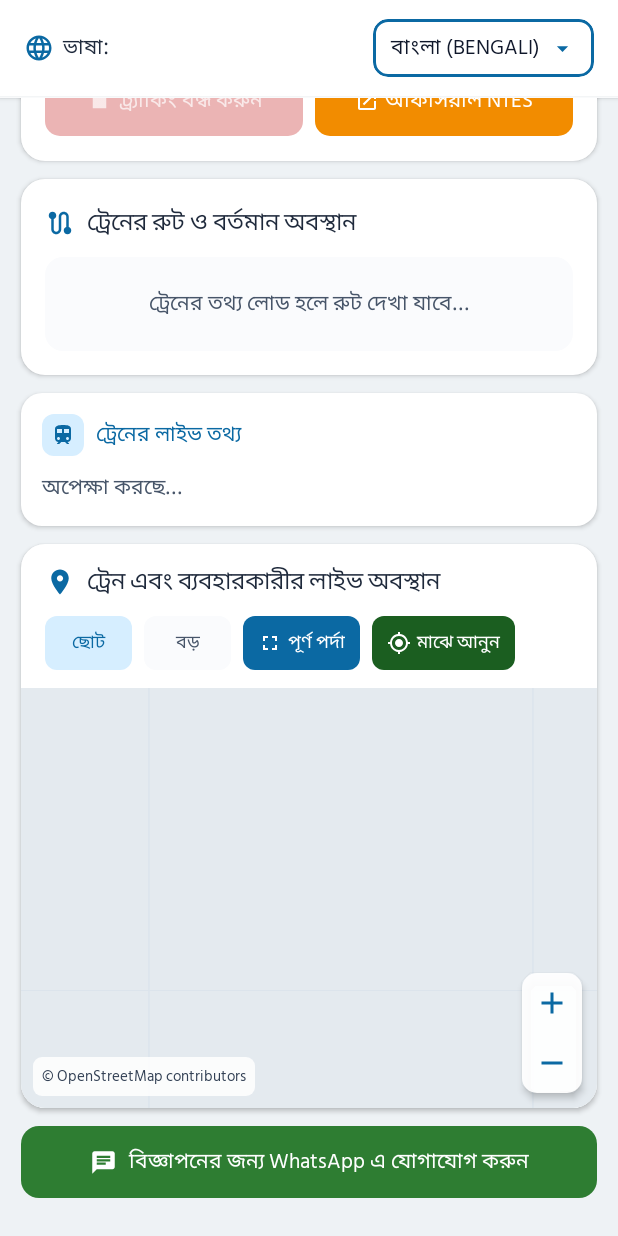
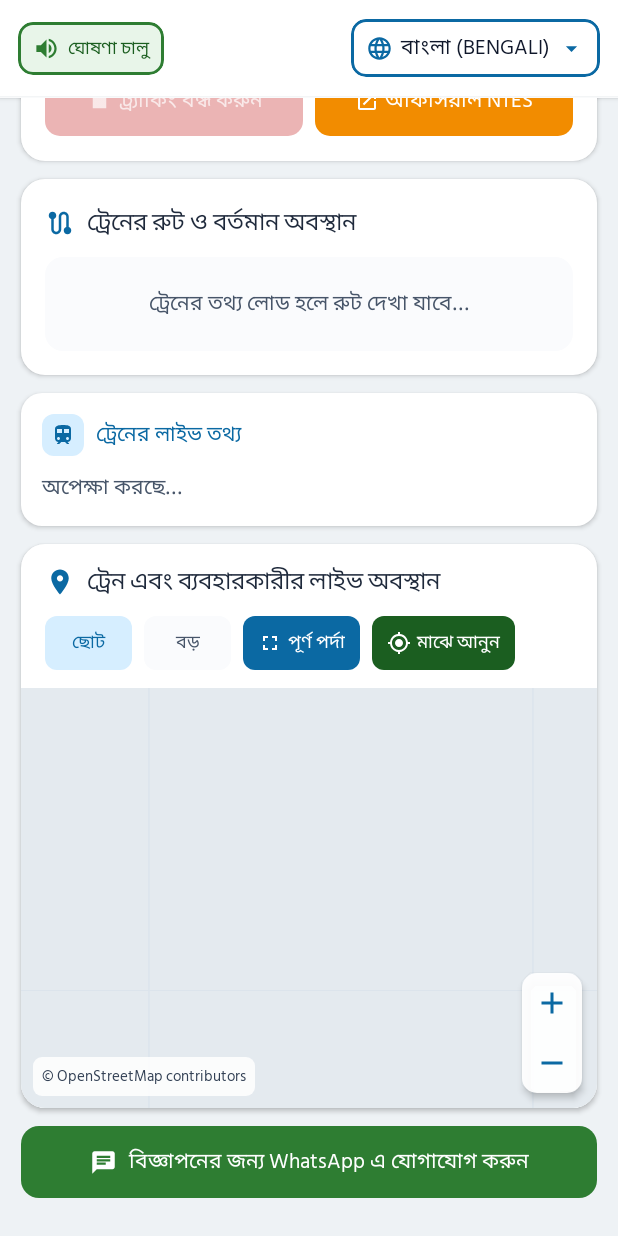
Before and after one commit to evbasoftware-jpg/Train, an Android app built with Jetpack Compose: the screen it shows after launch (MainActivity), scrolled down 530 dp, on a phone screen of 412 x 824 dp. Run offline under Robolectric (Android 15) with nearby library versions, the phone set to English and light mode, and no system bars.

Commit message:
feat: add voice announcement toggle
- Add `voiceAnnouncementEnabled` preference to track user state.
- Update `TrainTrackingCoordinator` to handle enabling/disabling voice output.
- Expand `VoiceAnnouncer` language support for various Indian regional locales.
- Add localized UI labels for announcement toggle controls.

```diff
--- a/app/src/main/java/com/example/data/TrackerPreferences.kt
+++ b/app/src/main/java/com/example/data/TrackerPreferences.kt
@@ -24,6 +24,7 @@ data class PersistedPrefs(
   val recentTrains: List<SavedTrainEntry> = emptyList(),
   val recentRoutes: List<SavedRoutePair> = emptyList(),
   val backgroundTrackingEnabled: Boolean = false,
+  val voiceAnnouncementEnabled: Boolean = true,
 )
 
 class TrackerPreferences(private val context: Context) {
@@ -33,6 +34,7 @@ class TrackerPreferences(private val context: Context) {
     private val KEY_RECENTS = stringPreferencesKey("recent_trains_json")
     private val KEY_RECENT_ROUTES = stringPreferencesKey("recent_routes_json")
     private val KEY_BG_TRACKING = booleanPreferencesKey("background_tracking_enabled")
+    private val KEY_VOICE_ANNOUNCE = booleanPreferencesKey("voice_announcement_enabled")
   }
 
   val prefsFlow: Flow<PersistedPrefs> = context.trackerDataStore.data.map { prefs ->
@@ -42,6 +44,7 @@ class TrackerPreferences(private val context: Context) {
       recentTrains = decodeTrainList(prefs[KEY_RECENTS]),
       recentRoutes = decodeRouteList(prefs[KEY_RECENT_ROUTES]),
       backgroundTrackingEnabled = prefs[KEY_BG_TRACKING] ?: false,
+      voiceAnnouncementEnabled = prefs[KEY_VOICE_ANNOUNCE] ?: true,
     )
   }
 
@@ -51,6 +54,10 @@ class TrackerPreferences(private val context: Context) {
 
   suspend fun saveBackgroundTracking(enabled: Boolean) {
     context.trackerDataStore.edit { it[KEY_BG_TRACKING] = enabled }
+  }
+
+  suspend fun saveVoiceAnnouncementEnabled(enabled: Boolean) {
+    context.trackerDataStore.edit { it[KEY_VOICE_ANNOUNCE] = enabled }
   }
 
   suspend fun toggleFavoriteTrain(entry: SavedTrainEntry) {
--- a/app/src/main/java/com/example/data/TranslationRepository.kt
+++ b/app/src/main/java/com/example/data/TranslationRepository.kt
@@ -187,6 +187,8 @@ class TranslationRepository(private val cacheDir: File?) {
       "imOnTrainBtn" to en.imOnTrainBtn,
       "sharingLiveGpsBtn" to en.sharingLiveGpsBtn,
       "manualGpsSharingActiveMsg" to en.manualGpsSharingActiveMsg,
+      "announceOnBtn" to en.announceOnBtn,
+      "announceOffBtn" to en.announceOffBtn,
     )
 
   private fun applyTranslatedMap(
@@ -299,6 +301,8 @@ class TranslationRepository(private val cacheDir: File?) {
     imOnTrainBtn = m["imOnTrainBtn"] ?: base.imOnTrainBtn,
     sharingLiveGpsBtn = m["sharingLiveGpsBtn"] ?: base.sharingLiveGpsBtn,
     manualGpsSharingActiveMsg = m["manualGpsSharingActiveMsg"] ?: base.manualGpsSharingActiveMsg,
+    announceOnBtn = m["announceOnBtn"] ?: base.announceOnBtn,
+    announceOffBtn = m["announceOffBtn"] ?: base.announceOffBtn,
   )
 
   private fun translateBatchWithGoogle(
--- a/app/src/main/java/com/example/model/TrainModels.kt
+++ b/app/src/main/java/com/example/model/TrainModels.kt
@@ -140,6 +140,8 @@ data class LocalizedStrings(
   val imOnTrainBtn: String = "আমি এই ট্রেনে আছি (GPS শেয়ার করুন)",
   val sharingLiveGpsBtn: String = "লাইভ GPS শেয়ার চলছে — বন্ধ করুন",
   val manualGpsSharingActiveMsg: String = "📡 আপনার ফোনের লাইভ GPS এই ট্রেনের জন্য শেয়ার হচ্ছে — অন্য যাত্রীরা দেখতে পাচ্ছেন।",
+  val announceOnBtn: String = "ঘোষণা চালু",
+  val announceOffBtn: String = "ঘোষণা বন্ধ",
 ) {
   fun dayShortNames(): List<String> =
     listOf(daySunShort, dayMonShort, dayTueShort, dayWedShort, dayThuShort, dayFriShort, daySatShort)
@@ -235,8 +237,8 @@ fun stringsForCode(langCode: String): LocalizedStrings = when (langCode) {
     notifCurrentLabel = "বর্তমান",
     notifNextLabel = "পরবর্তী",
     notifDestinationLabel = "গন্তব্য",
-    announceCurrentNextTemplate = "অনুগ্রহ করে শুনুন। বর্তমান স্টপেজ {CUR}। পরবর্তী স্টপেজ {NXT}।",
-    announceCurrentOnlyTemplate = "অনুগ্রহ করে শুনুন। বর্তমান স্টপেজ {CUR}।",
+    announceCurrentNextTemplate = "অনুগ্রহ করে শুনুন। বর্তমান স্টেশন {CUR}। পরবর্তী স্টেশন {NXT}।",
+    announceCurrentOnlyTemplate = "অনুগ্রহ করে শুনুন। বর্তমান স্টেশন {CUR}।",
     passedDistanceTemplate = "{DIST} পেরিয়ে গেছে",
     labelPassedCurrent = "বর্তমান স্টেশন থেকে",
     labelRemainingNext = "পরবর্তী স্টেশনের দূরত্ব",
@@ -297,6 +299,8 @@ fun stringsForCode(langCode: String): LocalizedStrings = when (langCode) {
     imOnTrainBtn = "আমি এই ট্রেনে আছি (GPS শেয়ার করুন)",
     sharingLiveGpsBtn = "লাইভ GPS শেয়ার চলছে — বন্ধ করুন",
     manualGpsSharingActiveMsg = "📡 আপনার ফোনের লাইভ GPS এই ট্রেনের জন্য শেয়ার হচ্ছে — অন্য যাত্রীরা দেখতে পাচ্ছেন।",
+    announceOnBtn = "ঘোষণা চালু",
+    announceOffBtn = "ঘোষণা বন্ধ",
   )
 
   "hi" -> LocalizedStrings(
@@ -344,8 +348,8 @@ fun stringsForCode(langCode: String): LocalizedStrings = when (langCode) {
     notifCurrentLabel = "वर्तमान",
     notifNextLabel = "अगला",
     notifDestinationLabel = "गंतव्य",
-    announceCurrentNextTemplate = "कृपया ध्यान दें। वर्तमान स्टॉपेज {CUR}। अगला स्टॉपेज {NXT}।",
-    announceCurrentOnlyTemplate = "कृपया ध्यान दें। वर्तमान स्टॉपेज {CUR}।",
+    announceCurrentNextTemplate = "कृपया ध्यान दें। वर्तमान स्टेशन {CUR}। अगला स्टेशन {NXT}।",
+    announceCurrentOnlyTemplate = "कृपया ध्यान दें। वर्तमान स्टेशन {CUR}।",
     passedDistanceTemplate = "{DIST} पार कर चुकी है",
     labelPassedCurrent = "वर्तमान स्टेशन से",
     labelRemainingNext = "अगले स्टेशन की दूरी",
@@ -406,6 +410,8 @@ fun stringsForCode(langCode: String): LocalizedStrings = when (langCode) {
     imOnTrainBtn = "मैं इस ट्रेन में हूँ (GPS शेयर करें)",
     sharingLiveGpsBtn = "लाइव GPS शेयर चालू — बंद करें",
     manualGpsSharingActiveMsg = "📡 आपके फ़ोन का लाइव GPS इस ट्रेन के लिए शेयर हो रहा है — अन्य यात्री देख सकते हैं।",
+    announceOnBtn = "घोषणा चालू",
+    announceOffBtn = "घोषणा बंद",
   )
 
   else -> LocalizedStrings(
@@ -453,8 +459,8 @@ fun stringsForCode(langCode: String): LocalizedStrings = when (langCode) {
     notifCurrentLabel = "Current",
     notifNextLabel = "Next",
     notifDestinationLabel = "Destination",
-    announceCurrentNextTemplate = "May I have your attention please. Current stoppage is {CUR}. Next stoppage is {NXT}.",
-    announceCurrentOnlyTemplate = "May I have your attention please. Current stoppage is {CUR}.",
+    announceCurrentNextTemplate = "May I have your attention please. Current station is {CUR}. Next station is {NXT}.",
+    announceCurrentOnlyTemplate = "May I have your attention please. Current station is {CUR}.",
     passedDistanceTemplate = "{DIST} passed",
     labelPassedCurrent = "From Current Station",
     labelRemainingNext = "Distance to Next Station",
@@ -515,6 +521,8 @@ fun stringsForCode(langCode: String): LocalizedStrings = when (langCode) {
     imOnTrainBtn = "I'm on this train (Share GPS)",
     sharingLiveGpsBtn = "Sharing Live GPS — Stop",
     manualGpsSharingActiveMsg = "📡 Sharing your live phone GPS for this train — other passengers can see it.",
+    announceOnBtn = "Voice On",
+    announceOffBtn = "Voice Off",
   )
 }
 
@@ -717,6 +725,7 @@ enum class MapSizePreset(val heightDp: Int) {
 
 data class TrackerUiState(
   val languageCode: String = "bn",
+  val voiceAnnouncementEnabled: Boolean = true,
   val isTranslatingLanguage: Boolean = false,
   val strings: LocalizedStrings = stringsForCode("bn"),
   val translatedNames: Map<String, String> = emptyMap(),
--- a/app/src/main/java/com/example/ui/TrainTrackerScreen.kt
+++ b/app/src/main/java/com/example/ui/TrainTrackerScreen.kt
@@ -46,6 +46,8 @@ import androidx.compose.foundation.verticalScroll
 import androidx.compose.material.icons.Icons
 import androidx.compose.material.icons.automirrored.filled.Chat
 import androidx.compose.material.icons.automirrored.filled.OpenInNew
+import androidx.compose.material.icons.automirrored.filled.VolumeOff
+import androidx.compose.material.icons.automirrored.filled.VolumeUp
 import androidx.compose.material.icons.filled.ArrowDropDown
 import androidx.compose.material.icons.filled.Check
 import androidx.compose.material.icons.filled.CheckCircle
@@ -245,8 +247,10 @@ fun TrainTrackerScreen(
           TrackerHeader(
             languageCode = state.languageCode,
             isTranslating = state.isTranslatingLanguage,
+            voiceAnnouncementEnabled = state.voiceAnnouncementEnabled,
             strings = strings,
             onOpenLanguagePicker = { languageDialogOpen = true },
+            onToggleVoiceAnnouncement = viewModel::toggleVoiceAnnouncement,
           )
 
           Column(
@@ -556,8 +560,10 @@ fun TrainTrackerScreen(
 private fun TrackerHeader(
   languageCode: String,
   isTranslating: Boolean,
+  voiceAnnouncementEnabled: Boolean,
   strings: LocalizedStrings,
   onOpenLanguagePicker: () -> Unit,
+  onToggleVoiceAnnouncement: () -> Unit,
 ) {
   val isDark = isSystemInDarkTheme()
   val currentLang = remember(languageCode) { GoogleLanguages.findByCode(languageCode) }
@@ -571,31 +577,63 @@ private fun TrackerHeader(
       Row(
         modifier = Modifier
           .fillMaxWidth()
-          .padding(horizontal = 16.dp, vertical = 8.dp),
+          .padding(horizontal = 12.dp, vertical = 8.dp),
         verticalAlignment = Alignment.CenterVertically,
-        horizontalArrangement = Arrangement.SpaceBetween,
+        horizontalArrangement = Arrangement.spacedBy(8.dp),
       ) {
-        Row(
-          verticalAlignment = Alignment.CenterVertically,
-          horizontalArrangement = Arrangement.spacedBy(6.dp),
-          modifier = Modifier.weight(1f),
+        Surface(
+          onClick = onToggleVoiceAnnouncement,
+          shape = RoundedCornerShape(10.dp),
+          color = when {
+            voiceAnnouncementEnabled && isDark -> Color(0xFF0E3A2B)
+            voiceAnnouncementEnabled -> VerifiedEmeraldContainer
+            isDark -> Color(0xFF3B1F24)
+            else -> StopCrimsonContainer
+          },
+          modifier = Modifier
+            .minimumInteractiveComponentSize()
+            .testTag("announcement_toggle_button"),
         ) {
-          Icon(
-            imageVector = Icons.Filled.Language,
-            contentDescription = strings.languageLabel,
-            tint = if (isDark) Color(0xFF93C5FD) else CobaltPrimary,
-            modifier = Modifier.size(20.dp),
-          )
-          Text(
-            text = "${strings.languageLabel}:",
-            style = MaterialTheme.typography.titleSmall.copy(fontWeight = FontWeight.Bold),
-            color = if (isDark) Color.White else Color(0xFF1E293B),
-            maxLines = 1,
-            overflow = TextOverflow.Ellipsis,
-          )
-        }
-
-        Spacer(modifier = Modifier.width(8.dp))
+          Row(
+            modifier = Modifier
+              .border(
+                width = 1.5.dp,
+                color = if (voiceAnnouncementEnabled) VerifiedEmerald else StopCrimson,
+                shape = RoundedCornerShape(10.dp),
+              )
+              .padding(horizontal = 10.dp, vertical = 8.dp),
+            verticalAlignment = Alignment.CenterVertically,
+            horizontalArrangement = Arrangement.spacedBy(5.dp),
+          ) {
+            Icon(
+              imageVector = if (voiceAnnouncementEnabled) {
+                Icons.AutoMirrored.Filled.VolumeUp
+              } else {
+                Icons.AutoMirrored.Filled.VolumeOff
+              },
+              contentDescription = if (voiceAnnouncementEnabled) {
+                strings.announceOnBtn
+              } else {
+                strings.announceOffBtn
+              },
+              tint = if (voiceAnnouncementEnabled) VerifiedEmerald else StopCrimson,
+              modifier = Modifier.size(18.dp),
+            )
+            Text(
+              text = if (voiceAnnouncementEnabled) strings.announceOnBtn else strings.announceOffBtn,
+              style = MaterialTheme.typography.labelMedium.copy(fontWeight = FontWeight.Bold),
+              color = if (voiceAnnouncementEnabled) {
+                if (isDark) Color(0xFF6EE7B7) else VerifiedEmeraldDark
+              } else {
+                if (isDark) Color(0xFFFCA5A5) else StopCrimson
+              },
+              maxLines = 1,
+              overflow = TextOverflow.Ellipsis,
+            )
+          }
+        }
+
+        Spacer(modifier = Modifier.weight(1f))
 
         Surface(
           onClick = onOpenLanguagePicker,
@@ -612,10 +650,16 @@ private fun TrackerHeader(
                 color = if (isDark) Color(0xFF60A5FA) else CobaltPrimary,
                 shape = RoundedCornerShape(10.dp),
               )
-              .padding(horizontal = 12.dp, vertical = 8.dp),
+              .padding(horizontal = 10.dp, vertical = 8.dp),
             verticalAlignment = Alignment.CenterVertically,
-            horizontalArrangement = Arrangement.spacedBy(6.dp),
+            horizontalArrangement = Arrangement.spacedBy(5.dp),
           ) {
+            Icon(
+              imageVector = Icons.Filled.Language,
+              contentDescription = strings.languageLabel,
+              tint = if (isDark) Color(0xFF93C5FD) else CobaltPrimary,
+              modifier = Modifier.size(18.dp),
+            )
             Text(
               text = if (currentLang.nativeName.equals(currentLang.englishName, ignoreCase = true)) {
                 currentLang.nativeName
@@ -626,6 +670,7 @@ private fun TrackerHeader(
               color = if (isDark) Color.White else Color(0xFF0F172A),
               maxLines = 1,
               overflow = TextOverflow.Ellipsis,
+              modifier = Modifier.widthIn(max = 170.dp),
             )
             if (isTranslating) {
               CircularProgressIndicator(
--- a/app/src/main/java/com/example/viewmodel/TrainTrackerViewModel.kt
+++ b/app/src/main/java/com/example/viewmodel/TrainTrackerViewModel.kt
@@ -20,6 +20,8 @@ class TrainTrackerViewModel(application: Application) : AndroidViewModel(applica
   val adImageLoader: AdImageLoader = coordinator.adImageLoader
 
   fun setLanguage(languageCode: String) = coordinator.setLanguage(languageCode)
+
+  fun toggleVoiceAnnouncement() = coordinator.toggleVoiceAnnouncement()
 
   fun setLocationPermissionState(granted: Boolean) =
     coordinator.setLocationPermissionState(granted)
```
Also changed, not shown: app/src/main/java/com/example/service/TrainTrackingCoordinator.kt (+61 -4 lines), app/src/main/java/com/example/service/VoiceAnnouncer.kt (+31 -11 lines), 1 other file.
